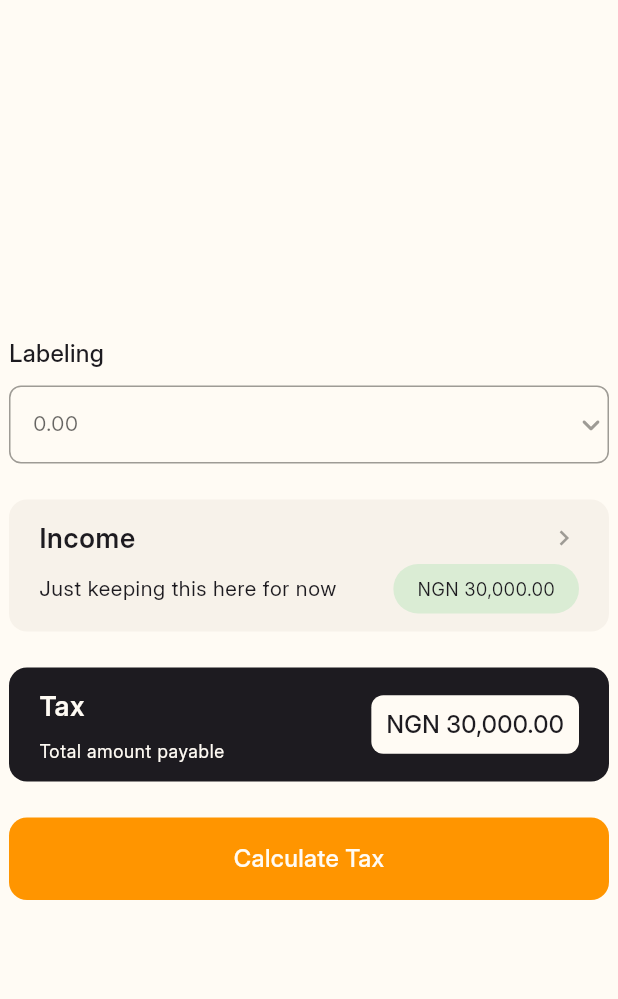
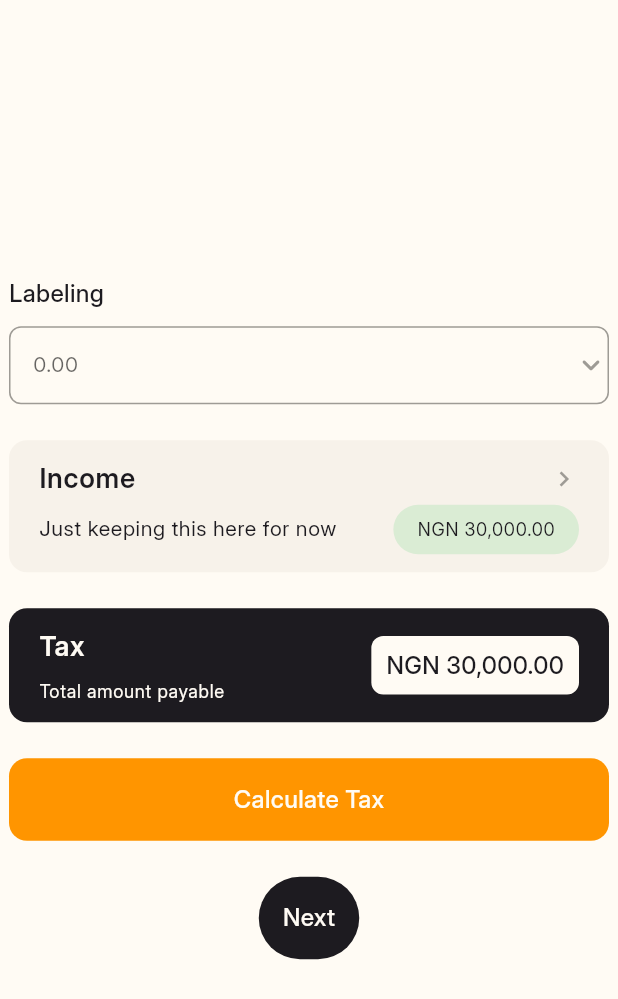
Before and after one commit to AugustineOjeh/taxcal, a Flutter app: the screen it shows after launch, on a phone screen of 412 x 824 dp. Shown: the top 999 px of the screen. Run offline on Flutter 3.47's test engine with Material 3 defaults, Android fonts, the light colour scheme and no system bars; our stand-ins replace flutter_riverpod.

Commit message:
Add secondary TCButton variant

```diff
--- a/lib/screens/home.dart
+++ b/lib/screens/home.dart
@@ -55,6 +55,8 @@ class _HomeState extends ConsumerState<Home> {
                       SizedBox(height: 24),
                       TCButton.primary(context, 'Calculate Tax',
                           onPressed: () {}),
+                      SizedBox(height: 24),
+                      TCButton.secondary(context, 'Next', onPressed: () {}),
                     ],
                   )),
             ),
--- a/lib/widgets/buttons.dart
+++ b/lib/widgets/buttons.dart
@@ -19,4 +19,18 @@ class TCButton {
               TCText.label(label, context, color: TCColor.foreground(context)),
         ));
   }
+
+  static secondary(BuildContext context, String label,
+      {required void Function() onPressed}) {
+    return ElevatedButton(
+        onPressed: onPressed,
+        style: ButtonStyle(
+          padding: WidgetStatePropertyAll(EdgeInsets.symmetric(vertical: 16, horizontal: 16)),
+          elevation: WidgetStatePropertyAll(0),
+          backgroundColor: WidgetStatePropertyAll(TCColor.secondary(context)),
+          shape: WidgetStatePropertyAll(
+              RoundedRectangleBorder(borderRadius: BorderRadius.circular(40))),
+        ),
+        child: TCText.label(label, context, color: TCColor.foreground(context)));
+  }
 }
```
